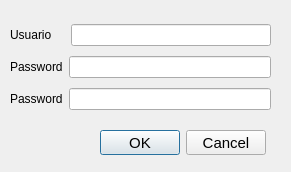
This is GesNomCas/registro.ui in BertoSoft/GesNomCas as Qt 5 draws it before an edit. The edited form follows.
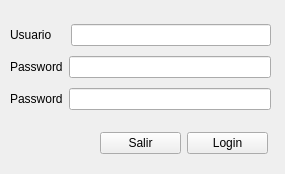
This is the edited form. Icons and pictures are not drawn.

```diff
--- a/GesNomCas/registro.ui
+++ b/GesNomCas/registro.ui
@@ -6,35 +6,14 @@
    <rect>
     <x>0</x>
     <y>0</y>
-    <width>291</width>
-    <height>172</height>
+    <width>285</width>
+    <height>174</height>
    </rect>
   </property>
   <property name="windowTitle">
    <string>Dialog</string>
   </property>
-  <widget class="QDialogButtonBox" name="buttonBox">
-   <property name="geometry">
-    <rect>
-     <x>100</x>
-     <y>130</y>
-     <width>166</width>
-     <height>25</height>
-    </rect>
-   </property>
-   <property name="font">
-    <font>
-     <pointsize>11</pointsize>
-    </font>
-   </property>
-   <property name="orientation">
-    <enum>Qt::Horizontal</enum>
-   </property>
-   <property name="standardButtons">
-    <set>QDialogButtonBox::Cancel|QDialogButtonBox::Ok</set>
-   </property>
-  </widget>
-  <widget class="QWidget" name="">
+  <widget class="QWidget" name="layoutWidget">
    <property name="geometry">
     <rect>
      <x>10</x>
@@ -88,6 +67,46 @@
     </item>
    </layout>
   </widget>
+  <widget class="QWidget" name="">
+   <property name="geometry">
+    <rect>
+     <x>100</x>
+     <y>130</y>
+     <width>168</width>
+     <height>27</height>
+    </rect>
+   </property>
+   <layout class="QHBoxLayout" name="horizontalLayout">
+    <item>
+     <widget class="QPushButton" name="btnSalir">
+      <property name="text">
+       <string>Salir</string>
+      </property>
+      <property name="icon">
+       <iconset resource="imagenes/imagenes.qrc">
+        <normaloff>:/salir.jpeg</normaloff>:/salir.jpeg</iconset>
+      </property>
+      <property name="autoDefault">
+       <bool>false</bool>
+      </property>
+     </widget>
+    </item>
+    <item>
+     <widget class="QPushButton" name="btnLogin">
+      <property name="text">
+       <string>Login</string>
+      </property>
+      <property name="icon">
+       <iconset resource="imagenes/imagenes.qrc">
+        <normaloff>:/enter.jpeg</normaloff>:/enter.jpeg</iconset>
+      </property>
+      <property name="autoDefault">
+       <bool>false</bool>
+      </property>
+     </widget>
+    </item>
+   </layout>
+  </widget>
  </widget>
  <resources/>
  <connections>
```
Left out of the diff: 51 changed lines with no effect on the pictures.
